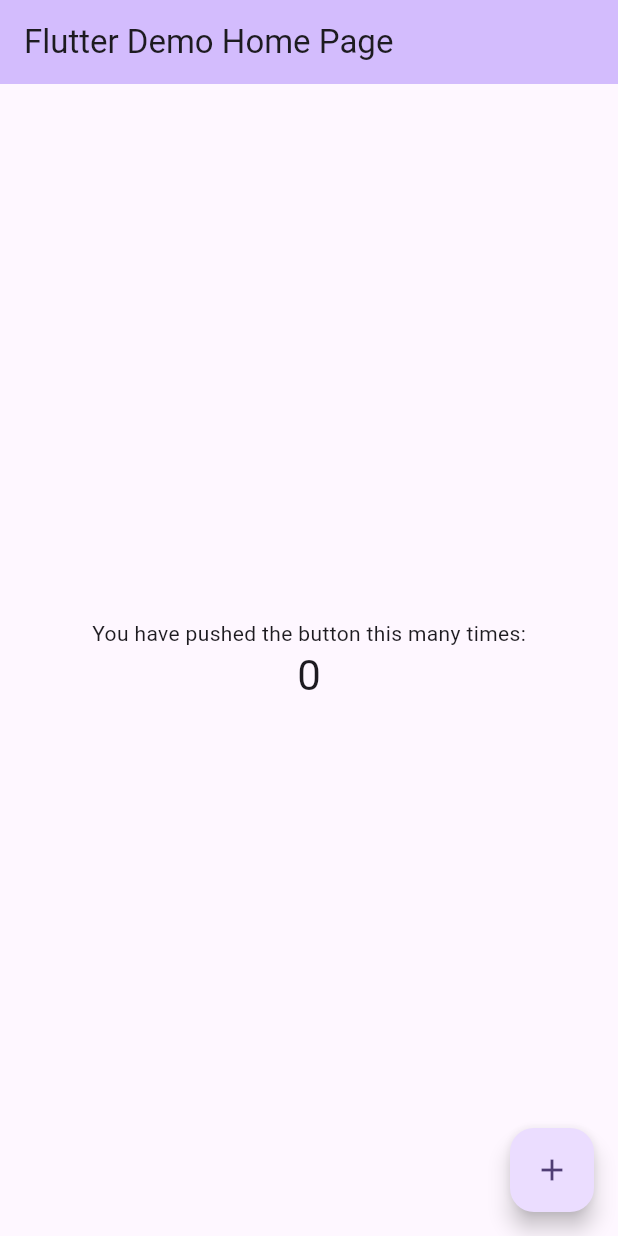
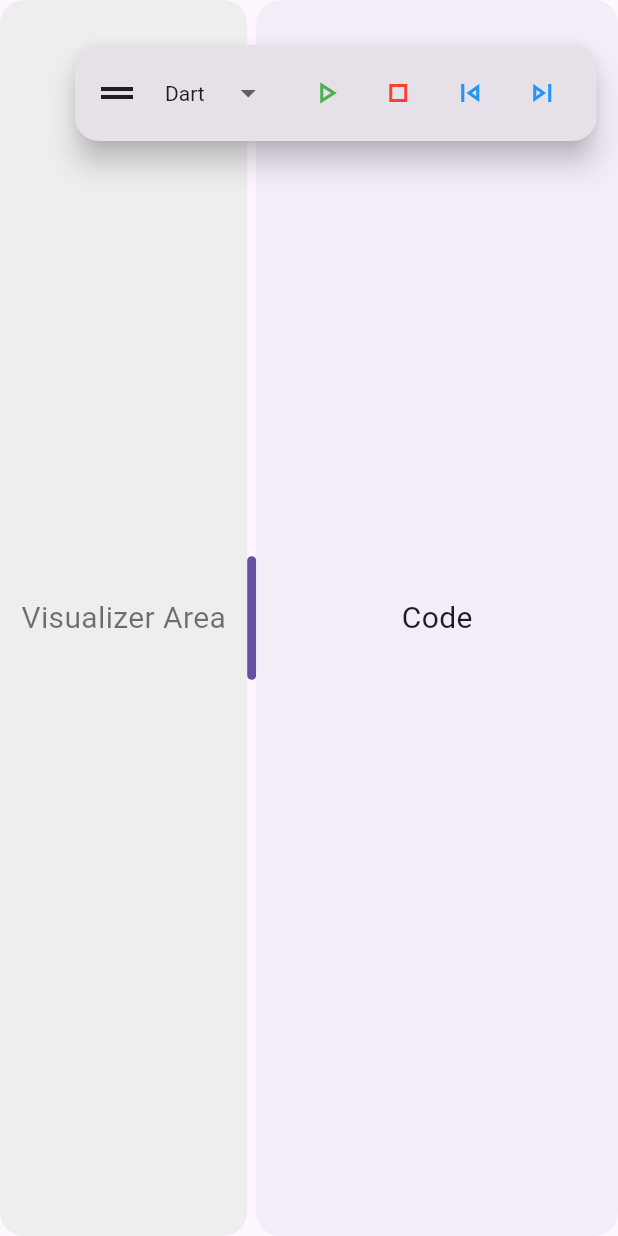
Before and after one commit to Mirko-r/CodePulse, a Flutter app: the screen it shows after launch, on a phone screen of 412 x 824 dp. Run offline on Flutter 3.47's test engine with Material 3 defaults, Android fonts, the phone set to English and light mode, and no system bars.

Commit message:
Base UI with resizable split screen and draggable top bar with drag handle, light/dark theme

```diff
--- /dev/null
+++ b/lib/UI/pages/home_page.dart
@@ -0,0 +1,87 @@
+import 'package:code_pulse/helpers/context.dart';
+import 'package:flutter/material.dart';
+
+import '../widgets/editor_area.dart';
+import '../widgets/top_bar.dart';
+import '../widgets/visualizer_area.dart';
+
+class HomePage extends StatefulWidget {
+  const HomePage({super.key});
+
+  @override
+  State<HomePage> createState() => _HomePageState();
+}
+
+class _HomePageState extends State<HomePage> {
+  double leftWidthFraction = 0.4;
+
+  Offset topBarOffset = const Offset(50, 30);
+
+  String selectedLanguage = 'Dart';
+  @override
+  Widget build(BuildContext context) {
+    return Scaffold(
+      backgroundColor: context.surface,
+      body: Stack(
+        children: [
+          LayoutBuilder(
+            builder: (context, constraints) {
+              final width = constraints.maxWidth;
+
+              return Row(
+                children: [
+                  SizedBox(
+                    width: width * leftWidthFraction,
+                    child: const VisualizerArea(),
+                  ),
+                  MouseRegion(
+                    cursor: SystemMouseCursors.resizeLeftRight,
+                    child: GestureDetector(
+                      behavior: HitTestBehavior.translucent,
+                      onHorizontalDragUpdate: (details) {
+                        setState(() {
+                          leftWidthFraction += details.delta.dx / width;
+                          if (leftWidthFraction < 0.2) leftWidthFraction = 0.2;
+                          if (leftWidthFraction > 0.8) leftWidthFraction = 0.8;
+                        });
+                      },
+                      child: Container(
+                        width: 6,
+                        height: context.height * 0.1,
+                        decoration: BoxDecoration(
+                          color: context.primary,
+                          borderRadius: BorderRadius.circular(16),
+                        ),
+                      ),
+                    ),
+                  ),
+                  Expanded(child: const EditorArea()),
+                ],
+              );
+            },
+          ),
+          Positioned(
+            left: topBarOffset.dx,
+            top: topBarOffset.dy,
+            child: GestureDetector(
+              onPanUpdate: (details) {
+                setState(() {
+                  topBarOffset += details.delta;
+                });
+              },
+              child: TopBar(
+                selectedLanguage: selectedLanguage,
+                onLanguageChanged: (lang) =>
+                    setState(() => selectedLanguage = lang),
+                onPlay: () {},
+                onStop: () {},
+                onNext: () {},
+                onBack: () {},
+              ),
+            ),
+          ),
+        ],
+      ),
+    );
+  }
+}
--- /dev/null
+++ b/lib/UI/widgets/editor_area.dart
@@ -0,0 +1,22 @@
+import 'package:code_pulse/helpers/context.dart';
+import 'package:flutter/material.dart';
+
+class EditorArea extends StatelessWidget {
+  const EditorArea({super.key});
+
+  @override
+  Widget build(BuildContext context) {
+    return DecoratedBox(
+      decoration: BoxDecoration(
+        color: context.surfaceContainer,
+        borderRadius: BorderRadius.circular(16),
+      ),
+      child: Center(
+        child: Text(
+          'Code',
+          style: TextStyle(fontSize: 20, color: context.onSurface),
+        ),
+      ),
+    );
+  }
+}
--- /dev/null
+++ b/lib/UI/widgets/top_bar.dart
@@ -0,0 +1,77 @@
+import 'package:code_pulse/helpers/context.dart';
+import 'package:flutter/material.dart';
+
+class TopBar extends StatelessWidget {
+  final String selectedLanguage;
+  final Function(String) onLanguageChanged;
+  final VoidCallback onPlay;
+  final VoidCallback onStop;
+  final VoidCallback onNext;
+  final VoidCallback onBack;
+
+  const TopBar({
+    super.key,
+    required this.selectedLanguage,
+    required this.onLanguageChanged,
+    required this.onPlay,
+    required this.onStop,
+    required this.onNext,
+    required this.onBack,
+  });
+
+  @override
+  Widget build(BuildContext context) {
+    return Material(
+      elevation: 8,
+      borderRadius: BorderRadius.circular(16),
+      color: context.surfaceContainerHighest,
+      child: Padding(
+        padding: const EdgeInsets.symmetric(horizontal: 12, vertical: 8),
+        child: Row(
+          mainAxisSize: MainAxisSize.min,
+          children: [
+            const Icon(Icons.drag_handle, size: 32),
+            const SizedBox(width: 16),
+            // DROPDOWN LINGUAGGI
+            DropdownButton<String>(
+              value: selectedLanguage,
+              dropdownColor: context.surfaceContainerHighest,
+              style: TextStyle(color: context.onSurface),
+              underline: Container(),
+              items: <String>['Dart', 'Python', 'Java', 'C++']
+                  .map(
+                    (lang) => DropdownMenuItem(value: lang, child: Text(lang)),
+                  )
+                  .toList(),
+              onChanged: (value) {
+                if (value != null) onLanguageChanged(value);
+              },
+            ),
+            const SizedBox(width: 16),
+
+            // BOTTONI CONTROLLO
+            IconButton(
+              icon: const Icon(Icons.play_arrow_outlined, color: Colors.green),
+              onPressed: onPlay,
+            ),
+            IconButton(
+              icon: const Icon(Icons.stop_outlined, color: Colors.red),
+              onPressed: onStop,
+            ),
+            IconButton(
+              icon: const Icon(
+                Icons.skip_previous_outlined,
+                color: Colors.blue,
+              ),
+              onPressed: onBack,
+            ),
+            IconButton(
+              icon: const Icon(Icons.skip_next_outlined, color: Colors.blue),
+              onPressed: onNext,
+            ),
+          ],
+        ),
+      ),
+    );
+  }
+}
--- /dev/null
+++ b/lib/UI/widgets/visualizer_area.dart
@@ -0,0 +1,22 @@
+import 'package:flutter/material.dart';
+
+class VisualizerArea extends StatelessWidget {
+  const VisualizerArea({super.key});
+
+  @override
+  Widget build(BuildContext context) {
+    return DecoratedBox(
+      decoration: BoxDecoration(
+        color: Colors.grey.shade200,
+        borderRadius: BorderRadius.circular(16),
+      ),
+
+      child: const Center(
+        child: Text(
+          'Visualizer Area',
+          style: TextStyle(fontSize: 20, color: Colors.black54),
+        ),
+      ),
+    );
+  }
+}
--- /dev/null
+++ b/lib/helpers/context.dart
@@ -0,0 +1,18 @@
+import 'package:flutter/material.dart';
+
+extension BuildContextExtensions on BuildContext {
+  ThemeData get theme => Theme.of(this);
+  MediaQueryData get mediaQuery => MediaQuery.of(this);
+
+  // MediaQuery
+  double get height => mediaQuery.size.height;
+  double get width => mediaQuery.size.width;
+
+  /// Colors
+  Color get surface => theme.colorScheme.surface;
+  Color get surfaceContainer => theme.colorScheme.surfaceContainer;
+  Color get surfaceContainerHighest =>
+      theme.colorScheme.surfaceContainerHighest;
+  Color get onSurface => theme.colorScheme.onSurface;
+  Color get primary => theme.colorScheme.primary;
+}
--- a/lib/main.dart
+++ b/lib/main.dart
@@ -1,122 +1,24 @@
 import 'package:flutter/material.dart';
 
+import 'UI/pages/home_page.dart';
+import 'resources/theme.dart';
+
 void main() {
-  runApp(const MyApp());
+  runApp(const CodePulseApp());
 }
 
-class MyApp extends StatelessWidget {
-  const MyApp({super.key});
+class CodePulseApp extends StatelessWidget {
+  const CodePulseApp({super.key});
 
-  // This widget is the root of your application.
   @override
   Widget build(BuildContext context) {
     return MaterialApp(
-      title: 'Flutter Demo',
-      theme: ThemeData(
-        // This is the theme of your application.
-        //
-        // TRY THIS: Try running your application with "flutter run". You'll see
-        // the application has a purple toolbar. Then, without quitting the app,
-        // try changing the seedColor in the colorScheme below to Colors.green
-        // and then invoke "hot reload" (save your changes or press the "hot
-        // reload" button in a Flutter-supported IDE, or press "r" if you used
-        // the command line to start the app).
-        //
-        // Notice that the counter didn't reset back to zero; the application
-        // state is not lost during the reload. To reset the state, use hot
-        // restart instead.
-        //
-        // This works for code too, not just values: Most code changes can be
-        // tested with just a hot reload.
-        colorScheme: ColorScheme.fromSeed(seedColor: Colors.deepPurple),
-      ),
-      home: const MyHomePage(title: 'Flutter Demo Home Page'),
+      title: 'CodePulse',
+      debugShowCheckedModeBanner: false,
+      theme: AppTheme.light,
+      darkTheme: AppTheme.dark,
+      themeMode: ThemeMode.system,
+      home: const HomePage(),
     );
   }
 }
-
-class MyHomePage extends StatefulWidget {
-  const MyHomePage({super.key, required this.title});
-
-  // This widget is the home page of your application. It is stateful, meaning
-  // that it has a State object (defined below) that contains fields that affect
-  // how it looks.
-
-  // This class is the configuration for the state. It holds the values (in this
-  // case the title) provided by the parent (in this case the App widget) and
-  // used by the build method of the State. Fields in a Widget subclass are
-  // always marked "final".
-
-  final String title;
-
-  @override
-  State<MyHomePage> createState() => _MyHomePageState();
-}
-
-class _MyHomePageState extends State<MyHomePage> {
-  int _counter = 0;
-
-  void _incrementCounter() {
-    setState(() {
-      // This call to setState tells the Flutter framework that something has
-      // changed in this State, which causes it to rerun the build method below
-      // so that the display can reflect the updated values. If we changed
-      // _counter without calling setState(), then the build method would not be
-      // called again, and so nothing would appear to happen.
-      _counter++;
-    });
-  }
-
-  @override
-  Widget build(BuildContext context) {
-    // This method is rerun every time setState is called, for instance as done
-    // by the _incrementCounter method above.
-    //
-    // The Flutter framework has been optimized to make rerunning build methods
-    // fast, so that you can just rebuild anything that needs updating rather
-    // than having to individually change instances of widgets.
-    return Scaffold(
-      appBar: AppBar(
-        // TRY THIS: Try changing the color here to a specific color (to
-        // Colors.amber, perhaps?) and trigger a hot reload to see the AppBar
-        // change color while the other colors stay the same.
-        backgroundColor: Theme.of(context).colorScheme.inversePrimary,
-        // Here we take the value from the MyHomePage object that was created by
-        // the App.build method, and use it to set our appbar title.
-        title: Text(widget.title),
-      ),
-      body: Center(
-        // Center is a layout widget. It takes a single child and positions it
-        // in the middle of the parent.
-        child: Column(
-          // Column is also a layout widget. It takes a list of children and
-          // arranges them vertically. By default, it sizes itself to fit its
-          // children horizontally, and tries to be as tall as its parent.
-          //
-          // Column has various properties to control how it sizes itself and
-          // how it positions its children. Here we use mainAxisAlignment to
-          // center the children vertically; the main axis here is the vertical
-          // axis because Columns are vertical (the cross axis would be
-          // horizontal).
-          //
-          // TRY THIS: Invoke "debug painting" (choose the "Toggle Debug Paint"
-          // action in the IDE, or press "p" in the console), to see the
-          // wireframe for each widget.
-          mainAxisAlignment: MainAxisAlignment.center,
-          children: <Widget>[
-            const Text('You have pushed the button this many times:'),
-            Text(
-              '$_counter',
-              style: Theme.of(context).textTheme.headlineMedium,
-            ),
-          ],
-        ),
-      ),
-      floatingActionButton: FloatingActionButton(
-        onPressed: _incrementCounter,
-        tooltip: 'Increment',
-        child: const Icon(Icons.add),
-      ), // This trailing comma makes auto-formatting nicer for build methods.
-    );
-  }
-}
--- /dev/null
+++ b/lib/resources/theme.dart
@@ -0,0 +1,74 @@
+import 'package:flutter/material.dart';
+
+class AppTheme {
+  // -------------------------
+  // LIGHT THEME
+  // -------------------------
+  static final ThemeData light = ThemeData(
+    brightness: Brightness.light,
+    primaryColor: Colors.blue.shade600,
+    scaffoldBackgroundColor: Colors.grey.shade100,
+    appBarTheme: const AppBarTheme(
+      backgroundColor: Colors.white,
+      foregroundColor: Colors.black87,
+      elevation: 2,
+    ),
+    cardColor: Colors.white,
+    dividerColor: Colors.grey.shade300,
+    textTheme: const TextTheme(
+      bodyMedium: TextStyle(color: Colors.black87, fontSize: 14),
+      bodySmall: TextStyle(color: Colors.black54),
+      titleMedium: TextStyle(
+        color: Colors.black87,
+        fontWeight: FontWeight.w600,
+      ),
+    ),
+    inputDecorationTheme: InputDecorationTheme(
+      border: OutlineInputBorder(borderRadius: BorderRadius.circular(6)),
+      filled: true,
+      fillColor: Colors.white,
+    ),
+    iconTheme: const IconThemeData(color: Colors.black87),
+    elevatedButtonTheme: ElevatedButtonThemeData(
+      style: ElevatedButton.styleFrom(
+        backgroundColor: Colors.blue.shade600,
+        foregroundColor: Colors.white,
+        shape: RoundedRectangleBorder(borderRadius: BorderRadius.circular(6)),
+      ),
+    ),
+  );
+
+  // -------------------------
+  // DARK THEME
+  // -------------------------
+  static final ThemeData dark = ThemeData(
+    brightness: Brightness.dark,
+    primaryColor: Colors.blue.shade400,
+    scaffoldBackgroundColor: Colors.grey.shade900,
+    appBarTheme: AppBarTheme(
+      backgroundColor: Colors.grey.shade500,
+      foregroundColor: Colors.white,
+      elevation: 2,
+    ),
+    cardColor: Colors.grey.shade800,
+    dividerColor: Colors.grey.shade700,
+    textTheme: const TextTheme(
+      bodyMedium: TextStyle(color: Colors.white70, fontSize: 14),
+      bodySmall: TextStyle(color: Colors.white60),
+      titleMedium: TextStyle(color: Colors.white, fontWeight: FontWeight.w600),
+    ),
+    inputDecorationTheme: InputDecorationTheme(
+      border: OutlineInputBorder(borderRadius: BorderRadius.circular(6)),
+      filled: true,
+      fillColor: Colors.grey.shade800,
+    ),
+    iconTheme: const IconThemeData(color: Colors.white70),
+    elevatedButtonTheme: ElevatedButtonThemeData(
+      style: ElevatedButton.styleFrom(
+        backgroundColor: Colors.blue.shade400,
+        foregroundColor: Colors.white,
+        shape: RoundedRectangleBorder(borderRadius: BorderRadius.circular(6)),
+      ),
+    ),
+  );
+}
```
